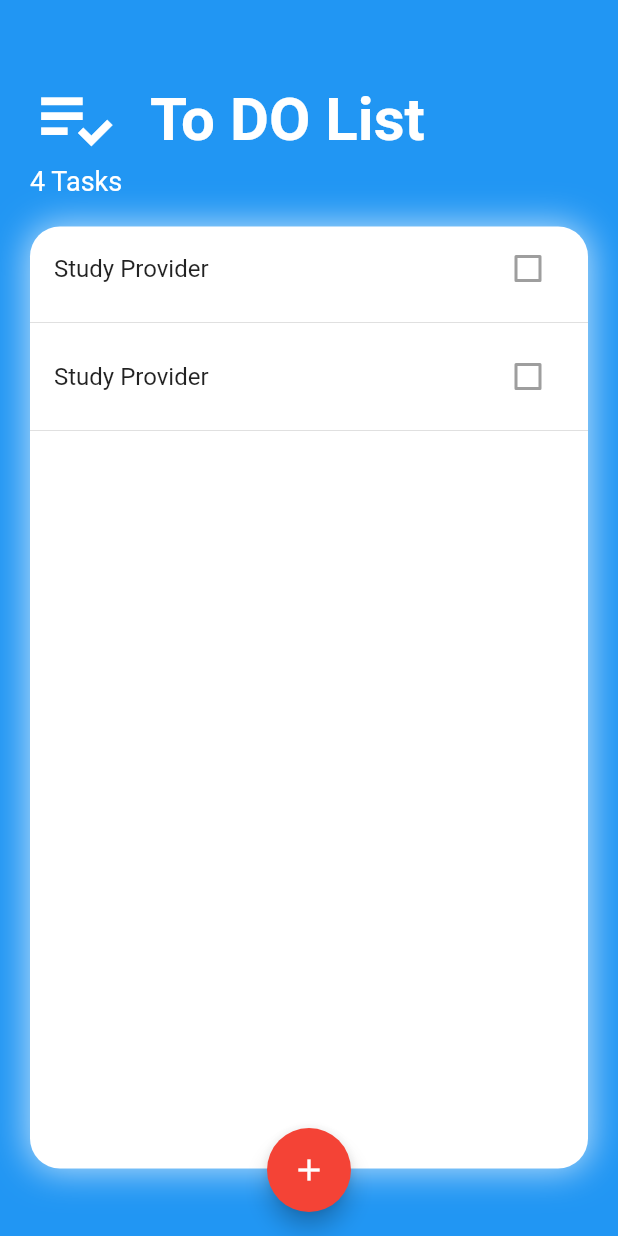
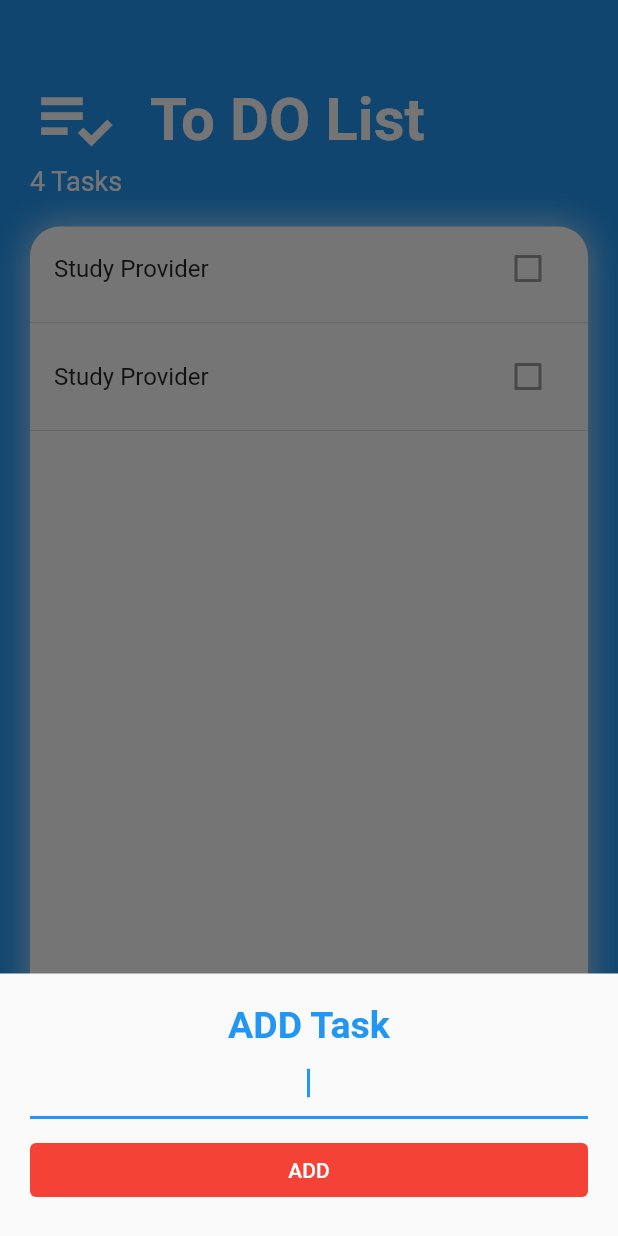
Before and after one commit to BudaSamir/To-Do-Apps, a Flutter app: the screen it shows after launch, after a tap on the "add" icon, on a phone screen of 412 x 824 dp. Run offline on Flutter 3.47's test engine with Material 2 defaults, Android fonts, the phone set to English and light mode, and no system bars.

Commit message:
Ui part 3

```diff
--- /dev/null
+++ b/todo_one/lib/screens/add_tasks_screen.dart
@@ -0,0 +1,41 @@
+import 'package:flutter/material.dart';
+
+class AddTasksScreen extends StatelessWidget {
+  const AddTasksScreen({super.key});
+
+  @override
+  Widget build(BuildContext context) {
+    return Padding(
+      padding: const EdgeInsets.all(20),
+      child: Column(
+        crossAxisAlignment: CrossAxisAlignment.stretch,
+        children: [
+          //================== Header Text ===============================
+          const Text(
+            "ADD Task",
+            textAlign: TextAlign.center,
+            style: TextStyle(
+                fontSize: 25, fontWeight: FontWeight.bold, color: Colors.blue),
+          ),
+          //==============================================================
+          //================== Text Field ================================
+          const TextField(
+            autofocus: true,
+            textAlign: TextAlign.center,
+          ),
+          //==============================================================
+          const SizedBox(height: 10),
+          //================== Add Button ================================
+          TextButton(
+            onPressed: null,
+            style: TextButton.styleFrom(backgroundColor: Colors.red),
+            child: const Text(
+              "ADD",
+              style: TextStyle(color: Colors.white),
+            ),
+          ), //==============================================================
+        ],
+      ),
+    );
+  }
+}
--- a/todo_one/lib/screens/tasks_screen.dart
+++ b/todo_one/lib/screens/tasks_screen.dart
@@ -1,4 +1,5 @@
 import 'package:flutter/material.dart';
+import 'package:todo_one/screens/add_tasks_screen.dart';
 import 'package:todo_one/screens/widgets/tasks_list.dart';
 
 class TasksScreen extends StatelessWidget {
@@ -9,7 +10,17 @@ class TasksScreen extends StatelessWidget {
     return Scaffold(
       //================== Add Button ==========================================
       floatingActionButton: FloatingActionButton(
-        onPressed: () {},
+        onPressed: () {
+          showModalBottomSheet(
+              isScrollControlled: true,
+              context: context,
+              builder: (context) => SingleChildScrollView(
+                      child: Padding(
+                    padding: EdgeInsets.only(
+                        bottom: MediaQuery.of(context).viewInsets.bottom),
+                    child: const AddTasksScreen(),
+                  )));
+        },
         backgroundColor: Colors.red,
         child: const Icon(
           Icons.add,
--- a/todo_one/lib/screens/widgets/task_tile.dart
+++ b/todo_one/lib/screens/widgets/task_tile.dart
@@ -7,7 +7,7 @@ class TaskTile extends StatelessWidget {
 
   @override
   Widget build(BuildContext context) {
-    return ListTile(
+    return const ListTile(
       title: Text("Study Provider"),
       trailing: Checkbox(value: false, onChanged: null),
     );
```
